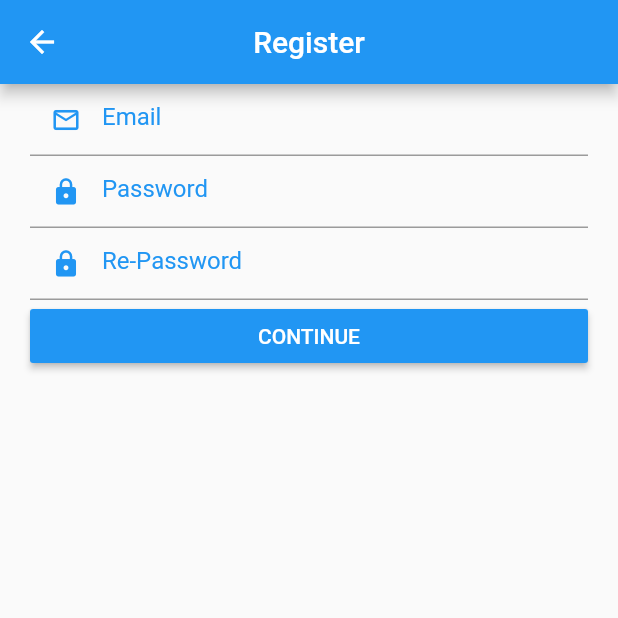
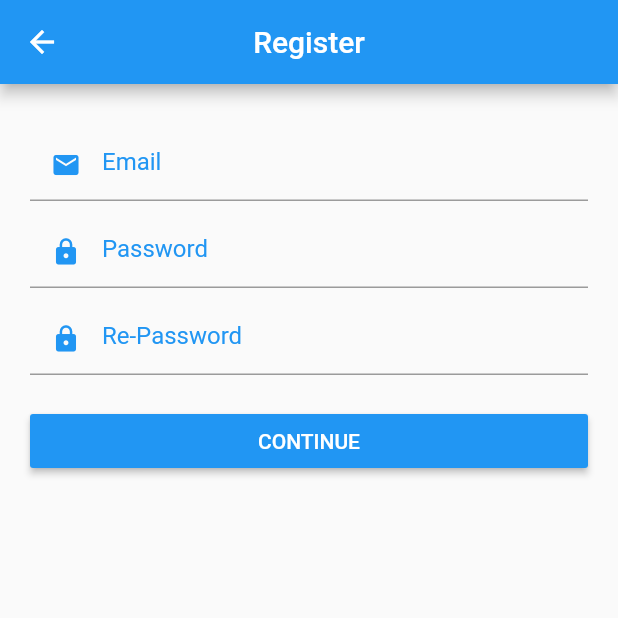
Before and after one commit to itisowen/flutter_assignment, a Flutter app: the screen it shows after launch, after a tap on "Register New Account", on a phone screen of 412 x 824 dp, the top half of it. Run offline on Flutter 3.47's test engine with Material 2 defaults, Android fonts, the phone set to English and light mode, and no system bars.

Commit message:
add padding

```diff
--- a/lib/ui/login.dart
+++ b/lib/ui/login.dart
@@ -42,7 +42,9 @@ class Login_PageState extends State<StatefulWidget> {
                       size: 30,
                     )),
               ),
-              TextFormField(
+              Padding(
+                padding: const EdgeInsets.only(top: 10),
+                child: TextFormField(
                   style: TextStyle(fontSize: 18, color: Colors.grey),
                   controller: password,
                   obscureText: true,
@@ -53,7 +55,10 @@ class Login_PageState extends State<StatefulWidget> {
                         size: 30,
                       )),
                 ),
-              RaisedButton(
+              ),
+              Padding(
+                padding: const EdgeInsets.only(top: 10),
+                child: RaisedButton(
                   child: Text('LOGIN'),
                   onPressed: () {
                     if (userid.text.isEmpty || password.text.isEmpty) {
@@ -72,6 +77,7 @@ class Login_PageState extends State<StatefulWidget> {
                           MaterialPageRoute(builder: (context) => Home_Page()));
                     }
                   },
+                ),
               ),
               Align(
                   alignment: Alignment.topRight,
--- a/lib/ui/regis.dart
+++ b/lib/ui/regis.dart
@@ -29,18 +29,23 @@ class Regis_PageState extends State<StatefulWidget> {
         child: Center(
           child: ListView(
             children: <Widget>[
-              TextFormField(
+              Padding(
+                padding: const EdgeInsets.only(top: 30),
+                child: TextFormField(
                   controller: email,
                   decoration: InputDecoration(
                       hintText: 'Email',
                       prefixIcon: Icon(
-                      Icons.mail_outline,
+                        Icons.mail,
                         size: 20,
                         color: Colors.blue,
                       ),
                       hintStyle: TextStyle(color: Colors.blue)),
                 ),
-              TextFormField(
+              ),
+              Padding(
+                padding: const EdgeInsets.only(top: 10),
+                child: TextFormField(
                   controller: password,
                   obscureText: true,
                   decoration: InputDecoration(
@@ -52,7 +57,10 @@ class Regis_PageState extends State<StatefulWidget> {
                       ),
                       hintStyle: TextStyle(color: Colors.blue)),
                 ),
-              TextFormField(
+              ),
+              Padding(
+                padding: const EdgeInsets.only(top: 10),
+                child: TextFormField(
                   controller: repassword,
                   obscureText: true,
                   decoration: InputDecoration(
@@ -64,7 +72,10 @@ class Regis_PageState extends State<StatefulWidget> {
                       ),
                       hintStyle: TextStyle(color: Colors.blue)),
                 ),
-              RaisedButton(
+              ),
+              Padding(
+                padding: const EdgeInsets.only(top: 20),
+                child: RaisedButton(
                   child: Text('CONTINUE'),
                   color: Colors.blue,
                   textColor: Colors.white,
@@ -82,10 +93,13 @@ class Regis_PageState extends State<StatefulWidget> {
                       );
                       _scaffoldKey.currentState.showSnackBar(snackBar);
                     } else {
-                    Navigator.push(context,
-                        MaterialPageRoute(builder: (context) => Login_Page()));
+                      Navigator.push(
+                          context,
+                          MaterialPageRoute(
+                              builder: (context) => Login_Page()));
                     }
                   },
+                ),
               )
             ],
           ),
```
Lines whose indentation alone changed are shown as unchanged.
